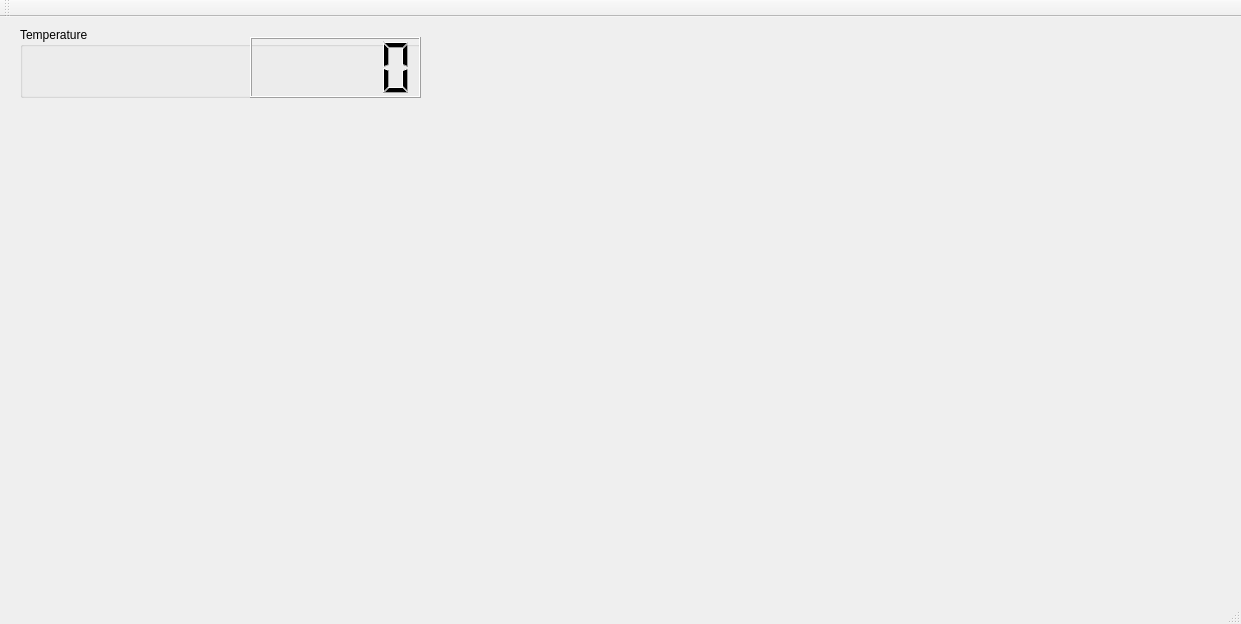
This is QT Interface/QTInterface/mainwindow.ui in EmilRyberg/SSP-Greenhouse as Qt 5 draws it before an edit. The edited form follows.
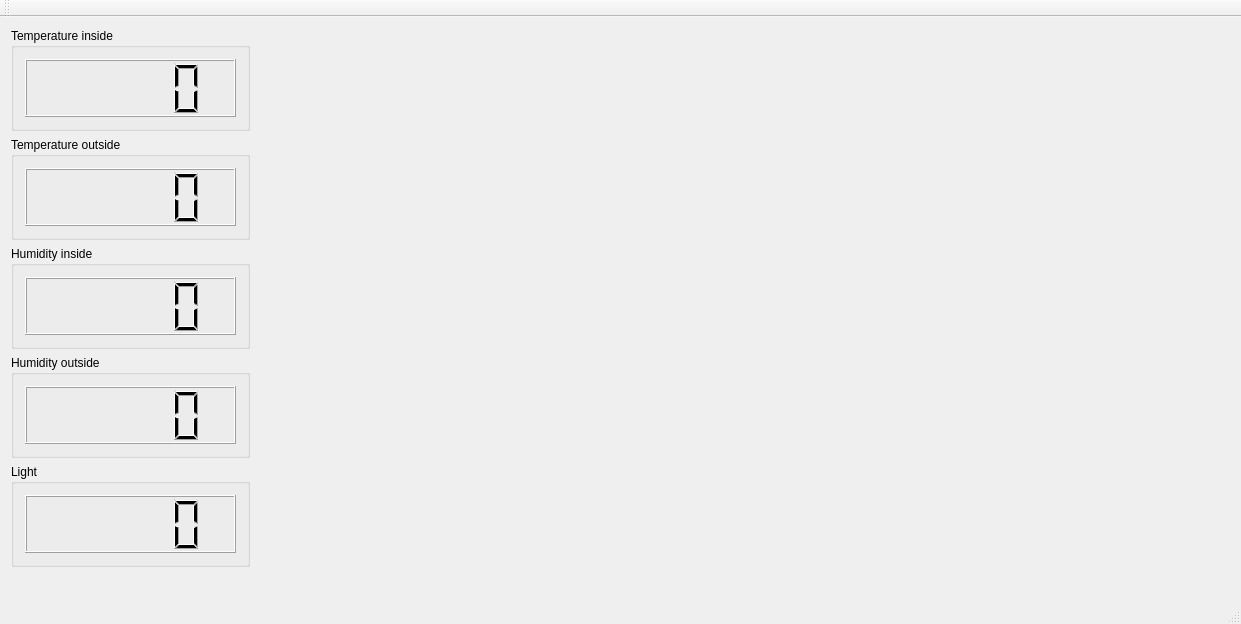
This is the edited form.

Commit message: Implemented UI for the other sensors in QT project

```diff
--- a/QT Interface/QTInterface/mainwindow.ui
+++ b/QT Interface/QTInterface/mainwindow.ui
@@ -14,34 +14,84 @@
    <string>MainWindow</string>
   </property>
   <widget class="QWidget" name="centralWidget">
-   <widget class="QGroupBox" name="groupBox">
+   <widget class="QWidget" name="">
     <property name="geometry">
      <rect>
-      <x>20</x>
-      <y>10</y>
-      <width>401</width>
-      <height>71</height>
+      <x>0</x>
+      <y>0</y>
+      <width>261</width>
+      <height>561</height>
      </rect>
     </property>
-    <property name="title">
-     <string>Temperature</string>
-    </property>
-    <widget class="QLCDNumber" name="temperatureNumber">
-     <property name="geometry">
-      <rect>
-       <x>230</x>
-       <y>10</y>
-       <width>171</width>
-       <height>61</height>
-      </rect>
-     </property>
-     <property name="sizePolicy">
-      <sizepolicy hsizetype="Minimum" vsizetype="Maximum">
-       <horstretch>0</horstretch>
-       <verstretch>0</verstretch>
-      </sizepolicy>
-     </property>
-    </widget>
+    <layout class="QVBoxLayout" name="verticalLayout">
+     <item>
+      <widget class="QGroupBox" name="groupBox">
+       <property name="title">
+        <string>Temperature inside</string>
+       </property>
+       <layout class="QHBoxLayout" name="horizontalLayout">
+        <item>
+         <widget class="QLCDNumber" name="temperatureNumber">
+          <property name="sizePolicy">
+           <sizepolicy hsizetype="Minimum" vsizetype="Minimum">
+            <horstretch>0</horstretch>
+            <verstretch>0</verstretch>
+           </sizepolicy>
+          </property>
+         </widget>
+        </item>
+       </layout>
+      </widget>
+     </item>
+     <item>
+      <widget class="QGroupBox" name="groupBox_2">
+       <property name="title">
+        <string>Temperature outside</string>
+       </property>
+       <layout class="QHBoxLayout" name="horizontalLayout_2">
+        <item>
+         <widget class="QLCDNumber" name="temperatureOutsideNumber"/>
+        </item>
+       </layout>
+      </widget>
+     </item>
+     <item>
+      <widget class="QGroupBox" name="groupBox_3">
+       <property name="title">
+        <string>Humidity inside</string>
+       </property>
+       <layout class="QHBoxLayout" name="horizontalLayout_3">
+        <item>
+         <widget class="QLCDNumber" name="humidityInsideNumber"/>
+        </item>
+       </layout>
+      </widget>
+     </item>
+     <item>
+      <widget class="QGroupBox" name="groupBox_4">
+       <property name="title">
+        <string>Humidity outside</string>
+       </property>
+       <layout class="QHBoxLayout" name="horizontalLayout_4">
+        <item>
+         <widget class="QLCDNumber" name="humidityOutsideNumber"/>
+        </item>
+       </layout>
+      </widget>
+     </item>
+     <item>
+      <widget class="QGroupBox" name="groupBox_5">
+       <property name="title">
+        <string>Light</string>
+       </property>
+       <layout class="QHBoxLayout" name="horizontalLayout_5">
+        <item>
+         <widget class="QLCDNumber" name="lightNumber"/>
+        </item>
+       </layout>
+      </widget>
+     </item>
+    </layout>
    </widget>
   </widget>
   <widget class="QMenuBar" name="menuBar">
```
The commit also changes 4 other files.
